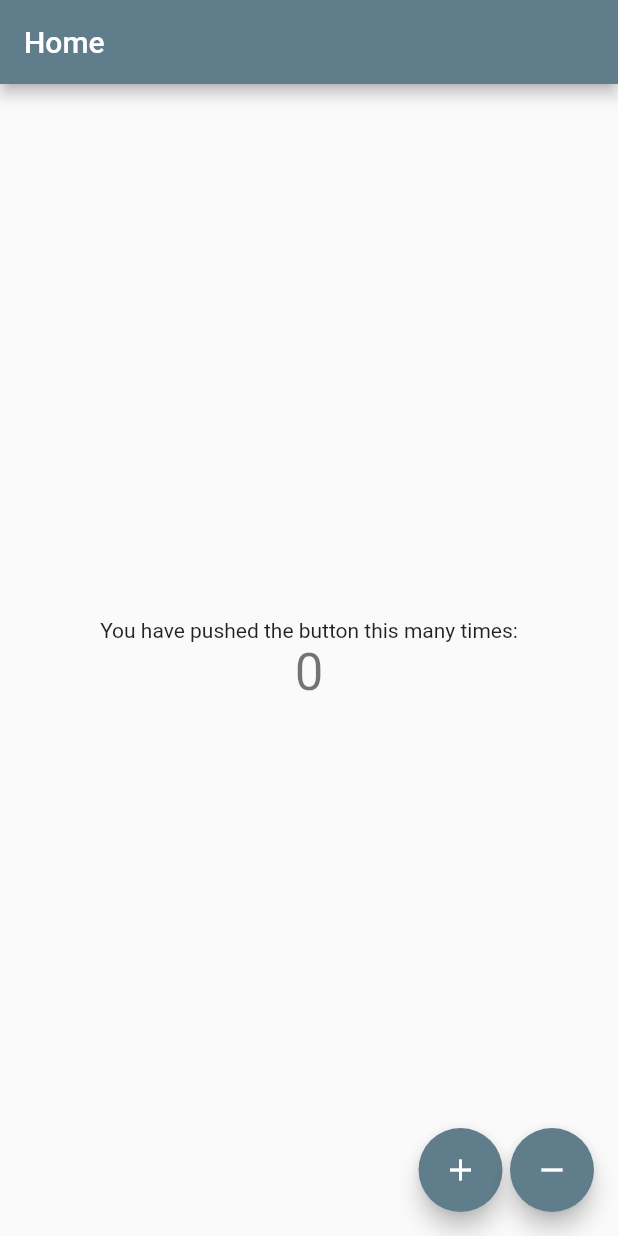
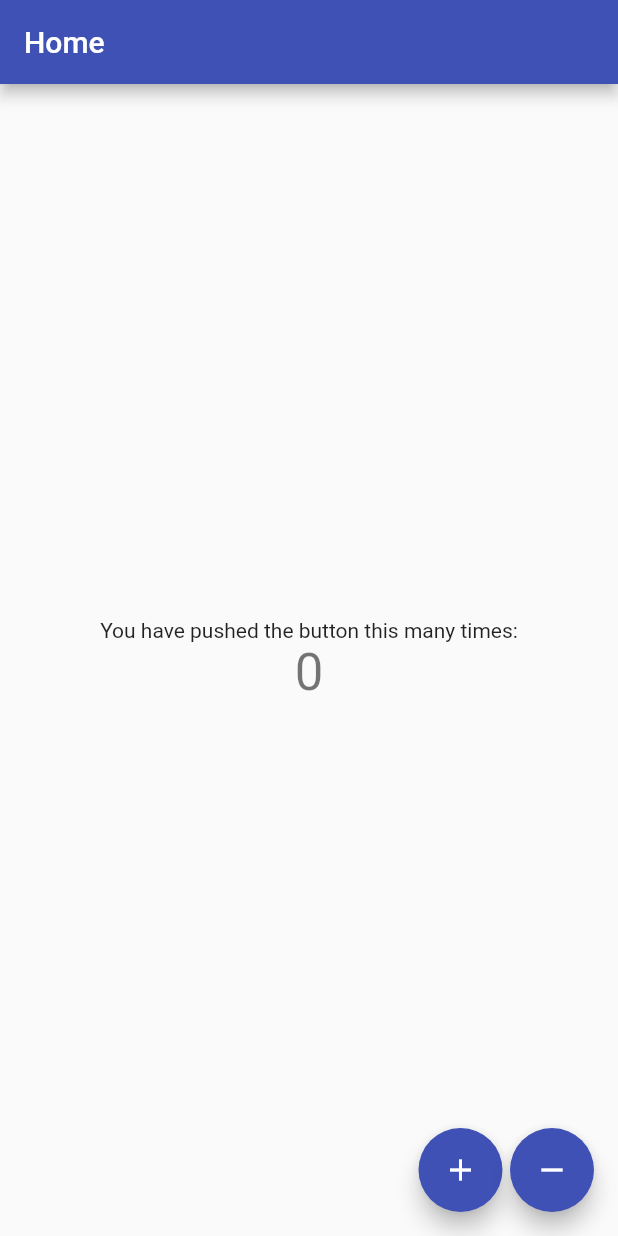
Before and after one commit to lordvins226/counter_app_mvvm, a Flutter app: the screen it shows after launch, on a phone screen of 412 x 824 dp. Run offline on Flutter 3.47's test engine with Material 2 defaults, Android fonts, the phone set to English and light mode, and no system bars.

Commit message:
update counter_view

```diff
--- a/lib/Views/counter_view.dart
+++ b/lib/Views/counter_view.dart
@@ -11,7 +11,7 @@ class CounterPage extends StatelessWidget {
   @override
   Widget build(BuildContext context) {
     final counterViewModel =
-        Provider.of<CounterViewModel>(context, listen: false);
+        Provider.of<CounterViewModel>(context, listen: true);
     return Scaffold(
       appBar: AppBar(
         title: Text(title),
@@ -23,15 +23,10 @@ class CounterPage extends StatelessWidget {
             Text(
               'You have pushed the button this many times:',
             ),
-            Consumer<CounterViewModel>(
-              builder: (context, model, child) {
-                final count = model.counter;
-                return Text(
-                  '$count',
-                  style: Theme.of(context).textTheme.display1,
-                );
-              },
-            )
+            Text(
+              '${counterViewModel.counter}',
+              style: Theme.of(context).textTheme.display1,
+            ),
           ],
         ),
       ),
--- a/lib/main.dart
+++ b/lib/main.dart
@@ -14,7 +14,7 @@ class MyApp extends StatelessWidget {
       debugShowCheckedModeBanner: false,
       title: 'counter_mvvm_app',
       theme: ThemeData(
-        primarySwatch: Colors.blueGrey,
+        primarySwatch: Colors.indigo,
       ),
       home: ChangeNotifierProvider<CounterViewModel>(
         create: (context) => CounterViewModel(),
```
Also changed, not shown: 1 other file.
